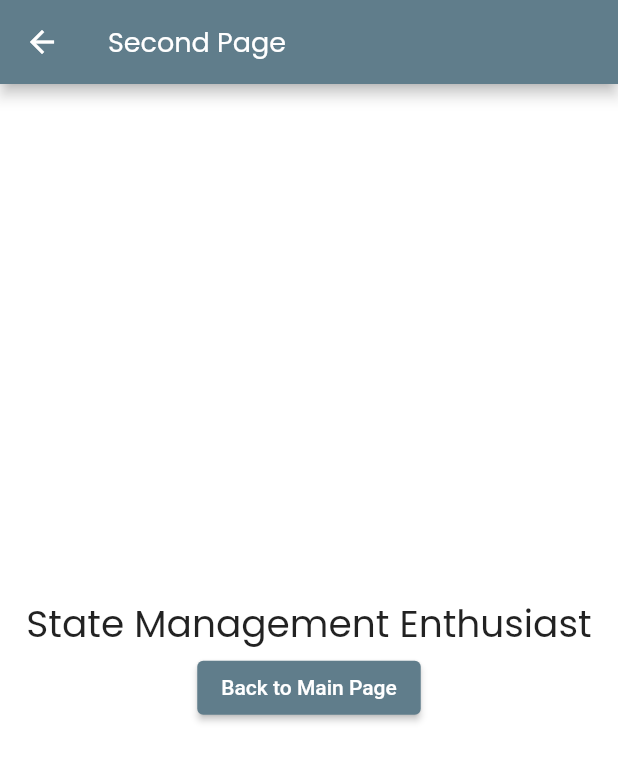
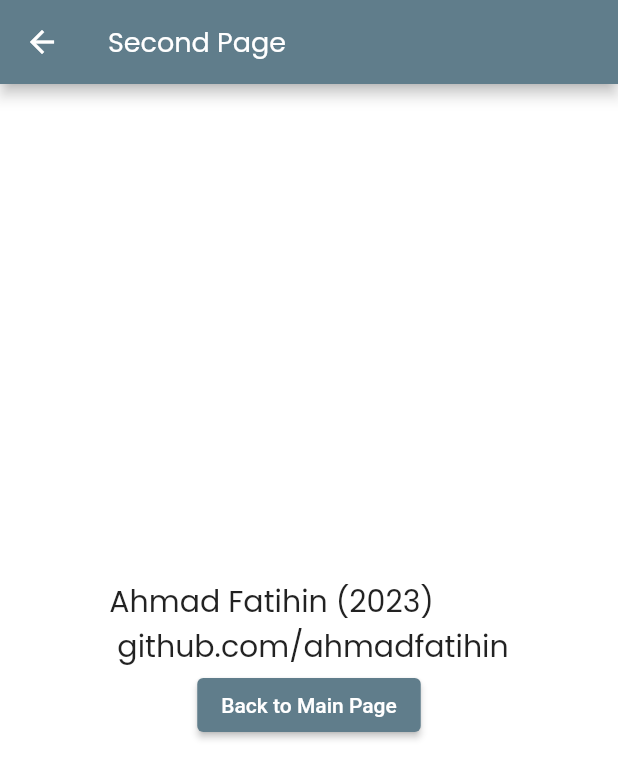
Before and after one commit to ahmadfatihin/riverpod_flutter_example, a Flutter app: the screen it shows after launch, after a tap on "Go to Second Page", on a phone screen of 412 x 824 dp. Shown: the top 779 px of the screen. Run offline on Flutter 3.47's test engine with Material 2 defaults, Android fonts, the phone set to English and light mode, and no system bars; our stand-ins replace dio, equatable, flutter_riverpod, freezed_annotation, google_fonts, pretty_dio_logger and 1 more; network calls fail.

Commit message:
feat: some refactoring, add gif

```diff
--- a/lib/module/counter/counter_page.dart
+++ b/lib/module/counter/counter_page.dart
@@ -10,7 +10,7 @@ class CounterPage extends ConsumerWidget {
     int number = ref.watch(counterProvider);
     return Scaffold(
       appBar: AppBar(
-        title: const Text('Counter Page'),
+        title: const Text('Counter Page (State Provider)'),
       ),
       body: Center(
         child: Column(
--- a/lib/module/form/form_name_page.dart
+++ b/lib/module/form/form_name_page.dart
@@ -13,7 +13,7 @@ class FormNamePage extends ConsumerWidget {
     var age = ref.watch(formProvider.select((value) => value.age));
     return Scaffold(
       appBar: AppBar(
-        title: const Text('State Notifier Provider Demo'),
+        title: const Text('State Notifier Provider'),
       ),
       body: Center(
         child: Padding(
--- a/lib/module/home/home_providers.dart
+++ b/lib/module/home/home_providers.dart
@@ -2,9 +2,13 @@ import 'package:flutter_riverpod/flutter_riverpod.dart';
 
 ///Provider Example
 final nameProvider = Provider<String>((ref) {
-  return 'State Management Enthusiast';
+  return 'State Management Tutorial';
 });
 
 final greetingProvider = Provider<String>((ref) {
-  return 'Hi, ${ref.watch(nameProvider)}';
+  return 'Riverpod ${ref.watch(nameProvider)}';
 });
+
+final creatorProvider = Provider<String>((ref) {
+  return 'Ahmad Fatihin (2023) \n github.com/ahmadfatihin';
+});
--- a/lib/module/home/main_page.dart
+++ b/lib/module/home/main_page.dart
@@ -133,7 +133,7 @@ class MainPage extends ConsumerWidget {
                         Navigator.push(
                             context,
                             MaterialPageRoute(
-                              builder: (context) => const SecondPage(),
+                              builder: (context) => SecondPage(),
                             ));
                       },
                       child: const Text('Go to Second Page'))
--- a/lib/module/home/second_page.dart
+++ b/lib/module/home/second_page.dart
@@ -3,16 +3,9 @@ import 'package:flutter_riverpod/flutter_riverpod.dart';
 import 'package:google_fonts/google_fonts.dart';
 import 'package:riverpod_demo/module/home/home_providers.dart';
 
-class SecondPage extends ConsumerStatefulWidget {
-  const SecondPage({Key? key}) : super(key: key);
-
+class SecondPage extends ConsumerWidget {
   @override
-  ConsumerState<SecondPage> createState() => _SecondPageState();
-}
-
-class _SecondPageState extends ConsumerState<SecondPage> {
-  @override
-  Widget build(BuildContext context) {
+  Widget build(BuildContext context, WidgetRef ref) {
     return Scaffold(
       appBar: AppBar(
         title: const Text('Second Page'),
@@ -22,8 +15,8 @@ class _SecondPageState extends ConsumerState<SecondPage> {
           mainAxisAlignment: MainAxisAlignment.center,
           children: [
             Text(
-              ref.watch(nameProvider),
-              style: GoogleFonts.poppins(fontSize: 25),
+              ref.watch(creatorProvider),
+              style: GoogleFonts.poppins(fontSize: 20),
             ),
             ElevatedButton(
                 onPressed: () {
--- a/lib/module/users/providers/user_provider.dart
+++ b/lib/module/users/providers/user_provider.dart
@@ -9,5 +9,5 @@ var userRepositoryProvider = Provider(
   (ref) => UserRepository(),
 );
 var userProvider = FutureProvider<UserModel?>((ref) {
-  return ref.watch(userRepositoryProvider).getUser(Random().nextInt(15) + 1);
+  return ref.watch(userRepositoryProvider).getUser(Random().nextInt(11) + 1);
 });
--- a/lib/module/users/screens/user_screen.dart
+++ b/lib/module/users/screens/user_screen.dart
@@ -10,7 +10,7 @@ class UserScreen extends ConsumerWidget {
   Widget build(BuildContext context, WidgetRef ref) {
     return Scaffold(
       appBar: AppBar(
-        title: const Text('Riverpod Modifiers'),
+        title: const Text('Riverpod Rest API'),
       ),
       body: Column(
         mainAxisAlignment: MainAxisAlignment.spaceEvenly,
--- a/pubspec.yaml
+++ b/pubspec.yaml
@@ -1,5 +1,5 @@
 name: riverpod_demo
-description: A new Flutter project.
+description: https://github.com/ahmadfatihin.
 
 # The following line prevents the package from being accidentally published to
 # pub.dev using `flutter pub publish`. This is preferred for private packages.
@@ -80,5 +80,4 @@ flutter:
   #       - asset: fonts/TrajanPro_Bold.ttf
   #         weight: 700
   #
-  # For details regarding fonts from package dependencies,
-  # see https://flutter.dev/custom-fonts/#from-packages
+  # https://github.com/ahmadfatihin
```
Also changed, not shown: riverpod.gif (added), 1 other file.
